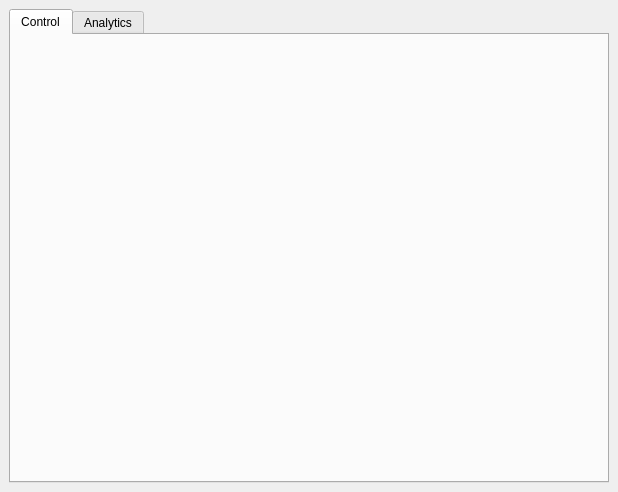
Old version of the form production_line_ui/mainwindow.ui in the repository heidikrisse/ProductionLineUi.
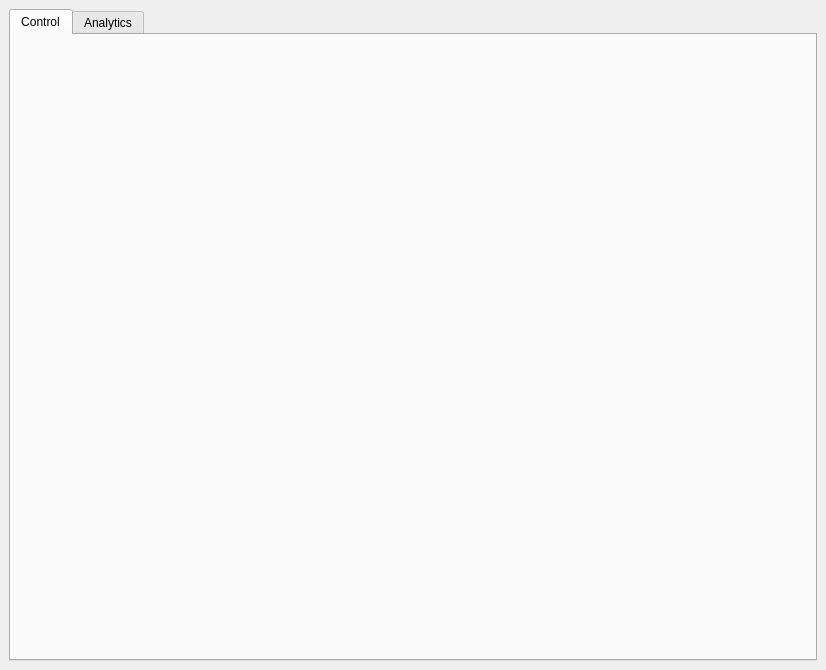
New version of the form. The open tabs and pages were chosen to show the change. Icons and pictures are not drawn.

Commit message: Temperature linechart (hard coded values) done

The edit to the form file:
```diff
--- a/production_line_ui/mainwindow.ui
+++ b/production_line_ui/mainwindow.ui
@@ -6,8 +6,8 @@
    <rect>
     <x>0</x>
     <y>0</y>
-    <width>617</width>
-    <height>492</height>
+    <width>826</width>
+    <height>670</height>
    </rect>
   </property>
   <property name="windowTitle">
@@ -33,6 +33,17 @@
        <attribute name="title">
         <string>Control</string>
        </attribute>
+       <widget class="QFrame" name="temperature_chart">
+        <property name="geometry">
+         <rect>
+          <x>0</x>
+          <y>0</y>
+          <width>701</width>
+          <height>491</height>
+         </rect>
+        </property>
+        <layout class="QHBoxLayout" name="horizontalLayout_2"/>
+       </widget>
       </widget>
       <widget class="QWidget" name="analytics">
        <attribute name="icon">
```
Left out of the diff: 8 changed lines with no effect on the pictures. The commit also changes 3 other files.
